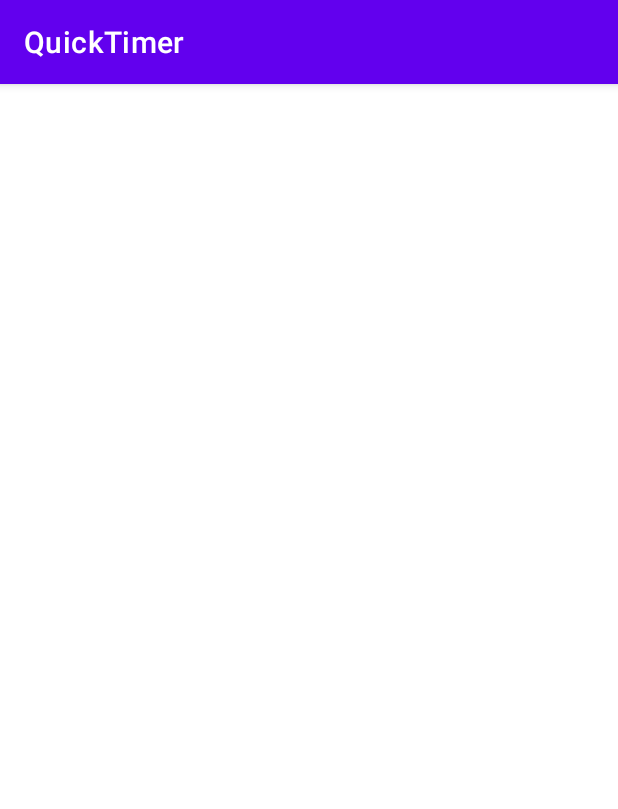
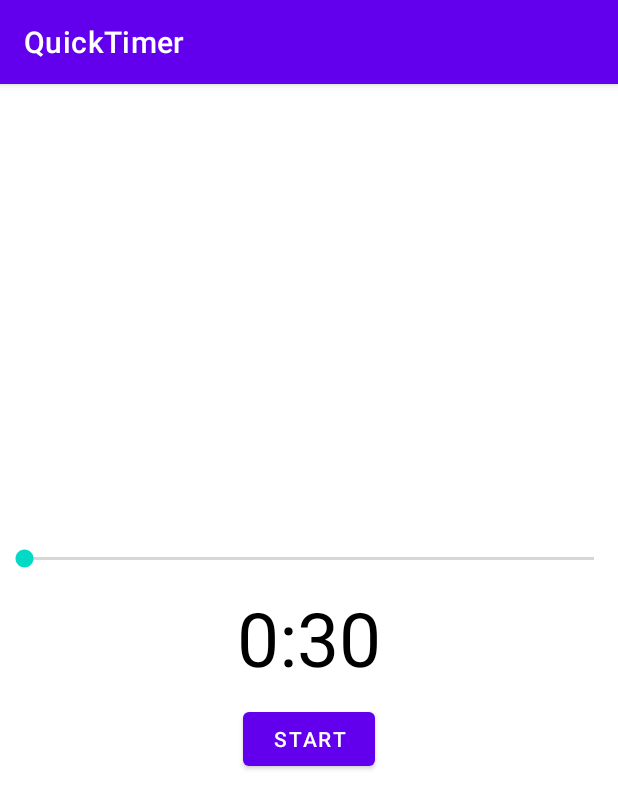
Before and after one commit to codingfanatic/quick-timer, an Android app: the screen it shows after launch (MainActivity), on a phone screen of 412 x 824 dp. Shown: the top 809 px of the screen. Run offline under Robolectric (Android 15) with nearby library versions, the phone set to English and light mode, and no system bars.

Commit message:
Wrote update function and started on start_timer function

```diff
--- a/QuickTimer/app/src/main/res/layout/activity_main.xml
+++ b/QuickTimer/app/src/main/res/layout/activity_main.xml
@@ -6,7 +6,7 @@
     xmlns:tools="http://schemas.android.com/tools"
     android:layout_width="match_parent"
     android:layout_height="match_parent"
-    tools:context=".MainActivity">
+    tools:context=".MainActivityOLD">
 
     <TextView
         android:id="@+id/timer_textView"
--- /dev/null
+++ b/QuickTimer/app/src/main/res/layout/second_main.xml
@@ -0,0 +1,34 @@
+<?xml version="1.0" encoding="utf-8"?>
+<LinearLayout
+    android:orientation="vertical"
+    xmlns:android="http://schemas.android.com/apk/res/android"
+    xmlns:app="http://schemas.android.com/apk/res-auto"
+    xmlns:tools="http://schemas.android.com/tools"
+    android:layout_width="match_parent"
+    android:layout_height="match_parent"
+    tools:context=".MainActivity"
+    android:gravity="center">
+
+    <SeekBar
+        android:id="@+id/volumeSeekBar"
+        android:layout_width="match_parent"
+        android:layout_height="wrap_content"
+        android:min="0"
+        android:max="100"/>
+
+    <TextView
+        android:id="@+id/timer_texView_two"
+        android:layout_width="match_parent"
+        android:layout_height="wrap_content"
+        android:text="0:30"
+        android:padding="10dp"
+        android:textColor="#000000"
+        android:textSize="50sp"
+        android:textAlignment="center" />
+
+        <com.google.android.material.button.MaterialButton
+            android:id="@+id/startStop_Button_two"
+            android:layout_width="wrap_content"
+            android:layout_height="wrap_content"
+            android:text="START" />
+</LinearLayout>
--- a/QuickTimer/build.gradle
+++ b/QuickTimer/build.gradle
@@ -5,7 +5,7 @@ buildscript {
         mavenCentral()
     }
     dependencies {
-        classpath "com.android.tools.build:gradle:7.0.3"
+        classpath 'com.android.tools.build:gradle:7.1.2'
         classpath "org.jetbrains.kotlin:kotlin-gradle-plugin:1.6.0"
 
         // NOTE: Do not place your application dependencies here; they belong
```
Also changed, not shown: QuickTimer/app/src/main/java/com/codingfanatic/quicktimer/MainActivity.kt (+57 -65 lines), QuickTimer/app/src/main/java/com/codingfanatic/quicktimer/MainActivityOLD.kt (added, +94 -0 lines), QuickTimer/gradle/wrapper/gradle-wrapper.properties, 1 other file.
